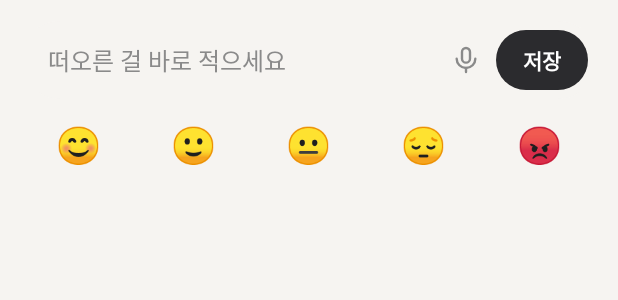
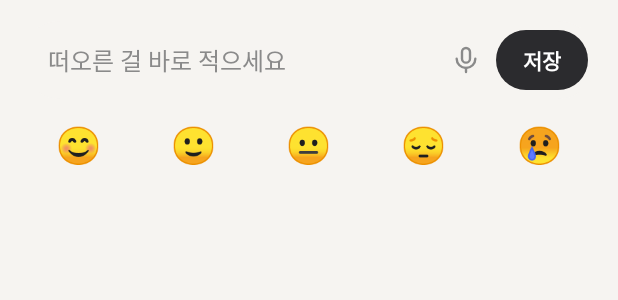
Before and after one commit to kangbokgil/BaroMemo, an Android app: the layout activity_quick.xml on its own in the app's theme, with its tools: preview values and no code run, on a phone screen of 412 x 824 dp. Shown: the top 300 px of the screen. Run offline under Robolectric (Android 15) with nearby library versions, the phone set to English and light mode, and no system bars.

Commit message:
Add files via upload

```diff
--- a/BaroMemo/app/src/main/res/layout/activity_quick.xml
+++ b/BaroMemo/app/src/main/res/layout/activity_quick.xml
@@ -95,6 +95,6 @@
             android:text="😔" android:textSize="24sp" />
         <TextView android:id="@+id/emo5" android:layout_width="0dp" android:layout_height="match_parent"
             android:layout_weight="1" android:gravity="center" android:clickable="true" android:focusable="true"
-            android:text="😡" android:textSize="24sp" />
+            android:text="😢" android:textSize="24sp" />
     </LinearLayout>
 </LinearLayout>
```
